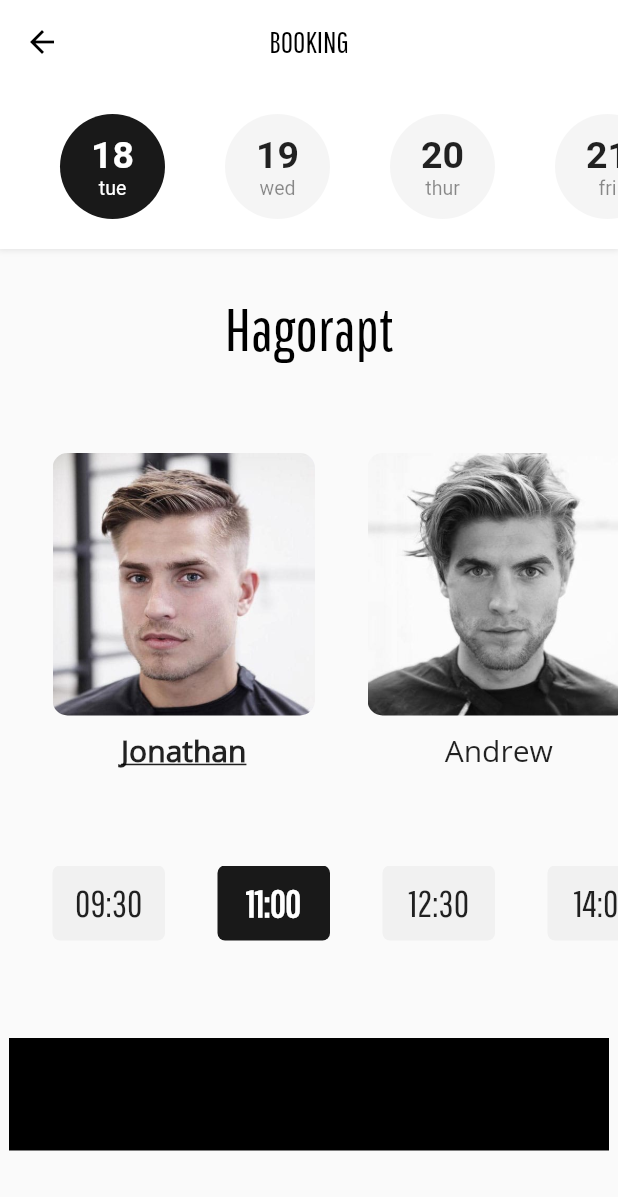
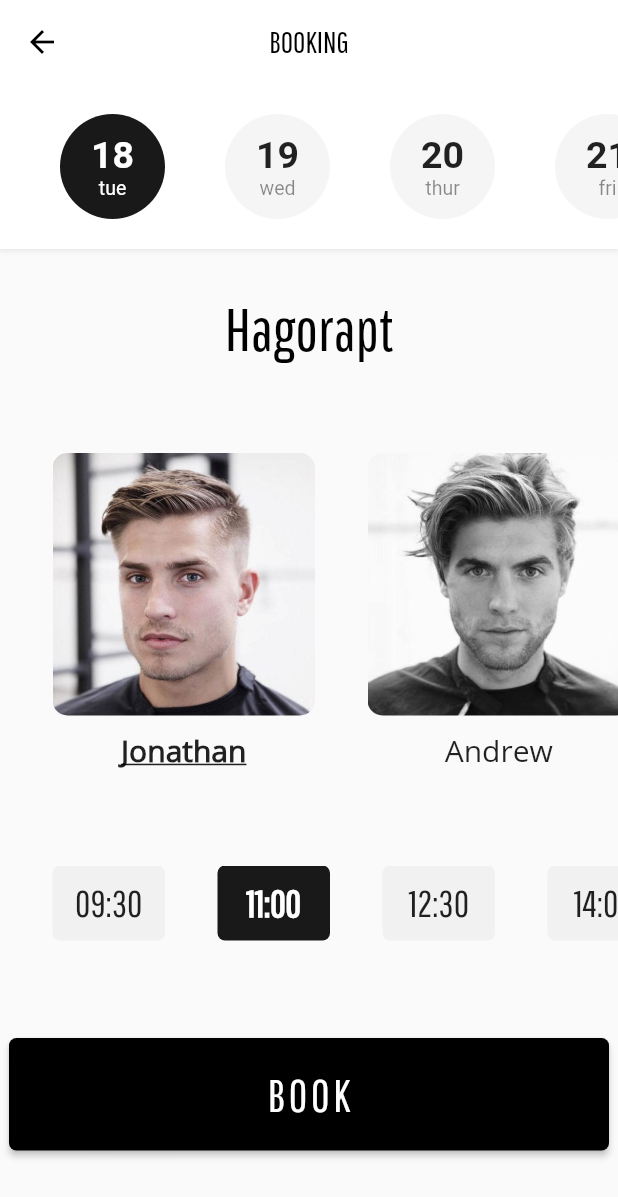
Before and after one commit to aanndch/hairstylist-app, a Flutter app: the screen it shows after launch, on a phone screen of 412 x 824 dp. Shown: the top 1197 px of the screen. Run offline on Flutter 3.47's test engine with Material 2 defaults, Android fonts, the phone set to English and light mode, and no system bars; Roboto replaces fonts that are missing (Raleway).

Commit message:
Added Book button

```diff
--- a/lib/screens/HomePage.dart
+++ b/lib/screens/HomePage.dart
@@ -105,7 +105,20 @@ class _HomePageState extends State<HomePage> {
             height: 75,
             width: 400,
             margin: EdgeInsets.only(top: 65.0),
-            color: Colors.black,
+            child: RaisedButton(
+              onPressed: () {},
+              color: Colors.black,
+              shape: RoundedRectangleBorder(
+                  borderRadius: new BorderRadius.circular(5)),
+              child: Text(
+                'BOOK',
+                style: TextStyle(
+                    fontSize: 30.0,
+                    color: Colors.white,
+                    fontFamily: 'Gothic',
+                    letterSpacing: 2.5),
+              ),
+            ),
           )
         ],
       ),
```
